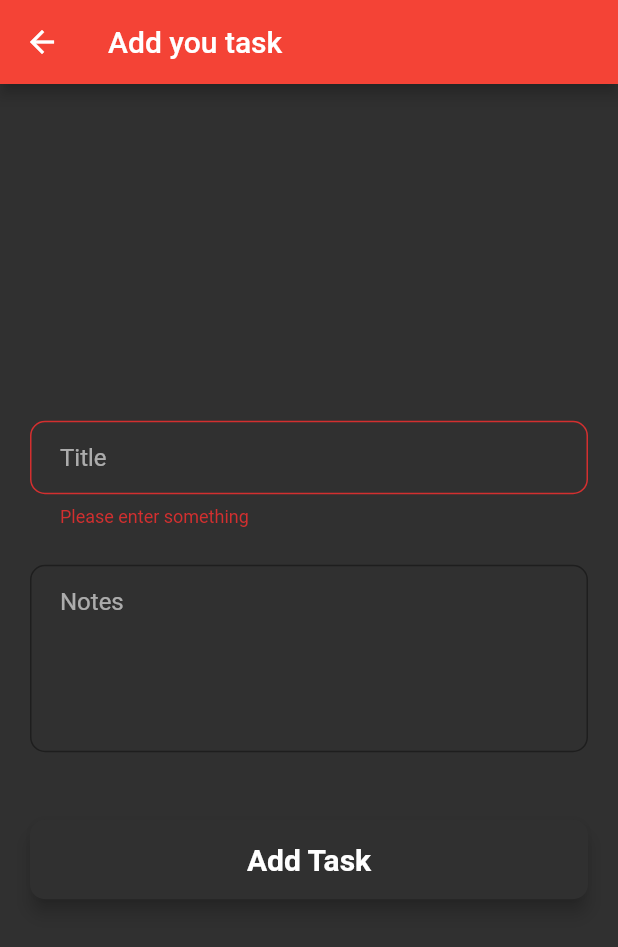
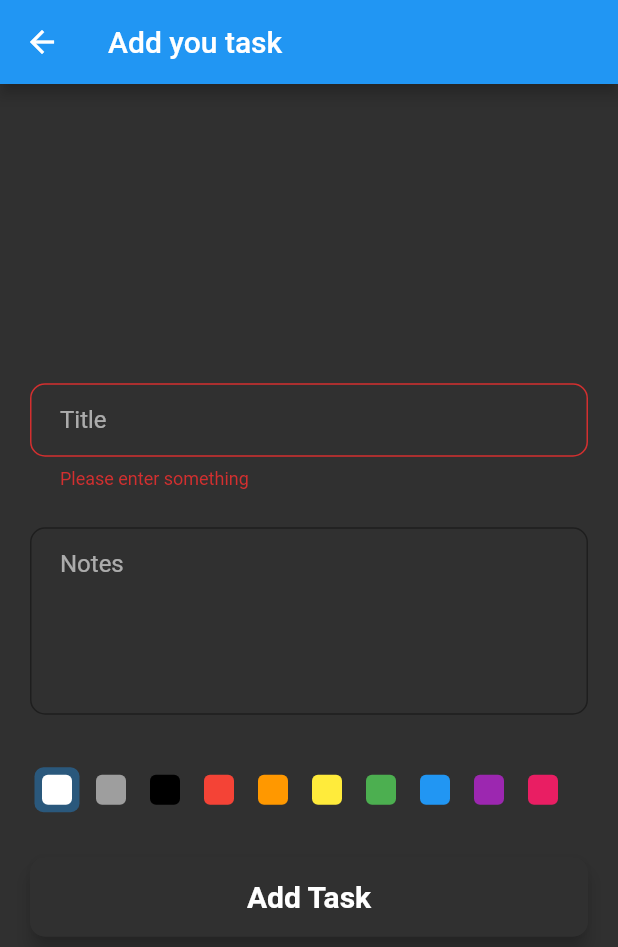
Before and after one commit to luazars/shit-on-your-tasks, a Flutter app: the AddTaskScreen screen opened directly with empty values, after a tap on "Add Task", on a phone screen of 412 x 824 dp. Shown: the top 947 px of the screen. Run offline on Flutter 3.47's test engine with Material 2 defaults, Android fonts, the phone set to English and light mode, and no system bars; our stand-ins replace cloud_firestore, firebase_auth, firebase_core, fluttertoast, progress_state_button, shared_preferences; accounts and stored records are empty.

Commit message:
color picker, text change when done, new Splash-Color, logout only with internet

```diff
--- a/lib/screens/add_task_screen.dart
+++ b/lib/screens/add_task_screen.dart
@@ -16,6 +16,20 @@ class _AddTaskScreenState extends State<AddTaskScreen> {
   final _formKey = GlobalKey<FormState>();
   final TextEditingController taskTitleController = TextEditingController();
   final TextEditingController taskTextController = TextEditingController();
+
+  int colorSelected = 0;
+  final List<Color> colors = [
+    Colors.white,
+    Colors.grey,
+    Colors.black,
+    Colors.red,
+    Colors.orange,
+    Colors.yellow,
+    Colors.green,
+    Colors.blue,
+    Colors.purple,
+    Colors.pink,
+  ];
 
   @override
   Widget build(BuildContext context) {
@@ -94,6 +108,40 @@ class _AddTaskScreenState extends State<AddTaskScreen> {
       ],
     );
 
+    final colorPicker = Center(
+        child: ListView.builder(
+      scrollDirection: Axis.horizontal,
+      itemCount: colors.length,
+      itemBuilder: ((context, index) => Stack(
+            alignment: Alignment.center,
+            children: [
+              if (index == colorSelected)
+                Container(
+                  height: 30,
+                  width: 30,
+                  decoration: BoxDecoration(
+                    borderRadius: const BorderRadius.all(Radius.circular(6)),
+                    color: Theme.of(context).colorScheme.primary.withAlpha(100),
+                  ),
+                ),
+              Padding(
+                padding: const EdgeInsets.all(8.0),
+                child: GestureDetector(
+                  child: Container(
+                    height: 20,
+                    width: 20,
+                    decoration: BoxDecoration(
+                      borderRadius: const BorderRadius.all(Radius.circular(4)),
+                      color: colors[index],
+                    ),
+                  ),
+                  onTap: () => setState(() => colorSelected = index),
+                ),
+              ),
+            ],
+          )),
+    ));
+
     return Scaffold(
       appBar: AppBar(title: const Text("Add you task")),
       body: Form(
@@ -105,6 +153,10 @@ class _AddTaskScreenState extends State<AddTaskScreen> {
             children: [
               taskTitleField,
               taskTextField,
+              SizedBox(
+                child: colorPicker,
+                height: 50,
+              ),
               const SizedBox(height: 20),
               addTaskButton,
             ],
@@ -116,16 +168,7 @@ class _AddTaskScreenState extends State<AddTaskScreen> {
 
   addTask(String taskTitle, String taskText) {
     if (_formKey.currentState!.validate()) {
-      widget.tasks.add(Task(
-          taskTitle,
-          taskText,
-          false,
-          Color.fromARGB(
-            250,
-            Random().nextInt(100),
-            Random().nextInt(100),
-            Random().nextInt(100) + 100,
-          ),
+      widget.tasks.add(Task(taskTitle, taskText, false, colors[colorSelected],
           widget.tasks.length));
       Navigator.pop(context);
       widget.setStateMain();
--- a/lib/screens/detail_screen.dart
+++ b/lib/screens/detail_screen.dart
@@ -15,7 +15,6 @@ class DetailScreen extends StatelessWidget {
       body: Container(
         height: double.infinity,
         width: double.infinity,
-        decoration: BoxDecoration(color: task.color),
         child: Padding(
           padding: const EdgeInsets.all(20.0),
           child: Column(
```
Also changed, not shown: lib/main.dart (+6 -11 lines), lib/models/single_entry_material.dart (+47 -11 lines), lib/screens/home_screen.dart (+25 -6 lines), lib/services/firebase.dart (+7 -3 lines).
